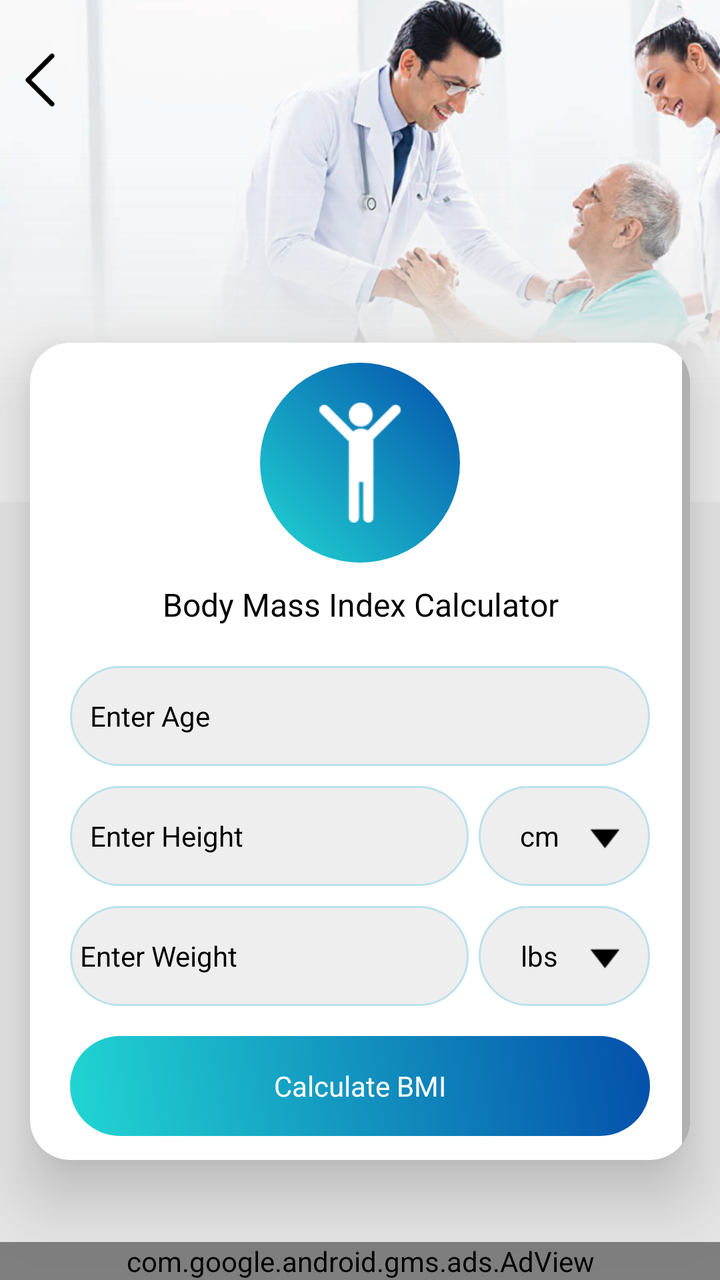
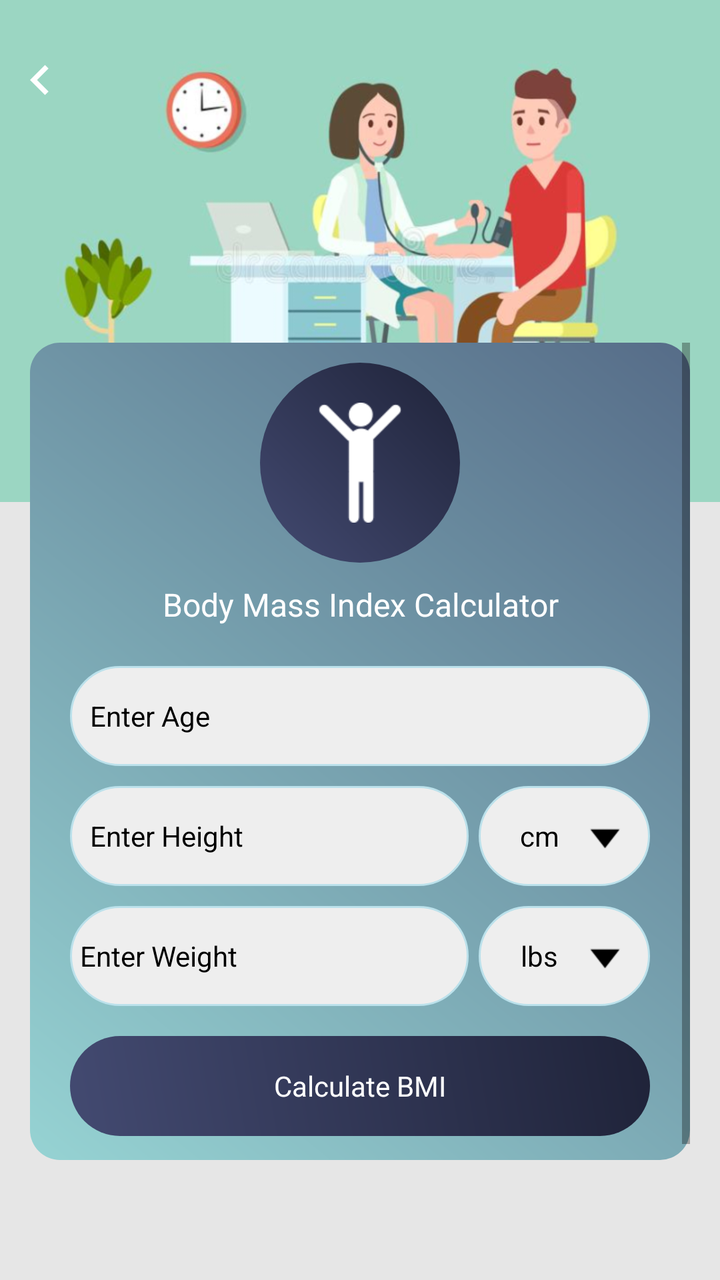

The first picture is an Android layout as it rendered before a commit; the second is the same layout after the commit. The layout source and the unified diff follow.
<!-- AndroidManifest.xml: application theme AppTheme -->
<!-- res/layout/bmi_calculator.xml -->
<?xml version="1.0" encoding="utf-8"?>
<RelativeLayout xmlns:android="http://schemas.android.com/apk/res/android"
    xmlns:aapt="http://schemas.android.com/aapt"
    xmlns:app="http://schemas.android.com/apk/res-auto"
    android:layout_width="match_parent"
    android:layout_height="match_parent"
    android:background="@color/gray_color">

    <RelativeLayout
        android:id="@+id/banner"
        android:layout_width="match_parent"
        android:layout_height="wrap_content"
        android:background="@mipmap/calculator_banner_2">

    </RelativeLayout>
    <ImageView
        android:id="@+id/iv_back"
        android:layout_width="40dp"
        android:layout_height="40dp"
        android:layout_alignParentLeft="true"
        android:layout_alignParentTop="true"
        android:layout_marginTop="20dp"
        android:padding="5dp"
        android:src="@mipmap/left_arrow" />



    <androidx.cardview.widget.CardView
        android:id="@+id/cardviewone"
        android:layout_marginBottom="60dp"
        android:layout_width="match_parent"
        android:layout_height="wrap_content"
        android:layout_marginLeft="@dimen/text_15"
        android:layout_below="@+id/banner"
        android:layout_marginTop="-80dp"
        android:layout_marginRight="@dimen/text_15"
        android:orientation="horizontal"
        app:cardCornerRadius="20dp"

        app:cardElevation="20dip">





    <ScrollView
        android:layout_width="match_parent"
        android:layout_height="wrap_content"
        android:layout_above="@+id/ad_layout"
        android:layout_below="@+id/tv_bmi">

        <LinearLayout
            android:layout_width="match_parent"
            android:layout_height="wrap_content"
            android:orientation="vertical">

            <RelativeLayout
                android:layout_width="match_parent"
                android:layout_above="@+id/cardviewone"
                android:layout_marginTop="10dp"
                android:layout_height="wrap_content">
                <RelativeLayout
                    android:id="@+id/rel12"
                    android:layout_width="100dp"
                    android:layout_centerInParent="true"
                    android:background="@drawable/a3_grad"
                    android:layout_height="100dp">

                    <ImageView
                        android:id="@+id/iv_bmi"
                        android:layout_width="60dp"
                        android:layout_height="60dp"
                        android:layout_centerHorizontal="true"
                        android:layout_centerInParent="true"
                        android:src="@drawable/img_body_mass" />
                </RelativeLayout>
            </RelativeLayout>


            <TextView
                android:id="@+id/tv_bmi"
                android:layout_width="match_parent"
                android:layout_height="wrap_content"
                android:layout_below="@+id/rel12"
                android:textAlignment="center"
                android:layout_centerHorizontal="true"
                android:layout_marginTop="10dp"
                android:text="@string/Body_Mass_Index_Calculator"
                android:textColor="@color/black"
                android:textSize="@dimen/textsize_16" />

            <LinearLayout
                android:id="@+id/ll_bmi"
                android:layout_width="match_parent"
                android:layout_height="wrap_content"
                android:layout_centerInParent="true"
                android:layout_margin="20dp"
                android:orientation="vertical">

                <EditText
                    android:id="@+id/et_age"
                    android:layout_width="match_parent"
                    android:layout_height="50dp"
                    android:layout_marginBottom="5dp"
                    android:background="@drawable/corner2"
                    android:hint="@string/Enter_Age"
                    android:imeOptions="actionNext"
                    android:inputType="number"
                    android:paddingLeft="10dp"
                    android:textColor="@color/black"
                    android:textColorHint="@color/black"
                    android:textSize="@dimen/textsize_14" />

                <LinearLayout
                    android:layout_width="match_parent"
                    android:layout_height="wrap_content"
                    android:layout_centerInParent="true"
                    android:layout_marginTop="5dp"
                    android:orientation="horizontal"
                    android:weightSum="10">

                    <EditText
                        android:id="@+id/et_height"
                        android:layout_width="0dp"
                        android:layout_height="50dp"
                        android:layout_weight="7"
                        android:background="@drawable/corner2"
                        android:hint="@string/Enter_Height"
                        android:imeOptions="actionNext"
                        android:inputType="numberDecimal"
                        android:paddingLeft="10dp"
                        android:textColor="@color/black"
                        android:textColorHint="@color/black"
                        android:textSize="@dimen/textsize_14" />

                    <TextView
                        android:id="@+id/tv_heightunit"
                        android:layout_width="0dp"
                        android:layout_height="match_parent"
                        android:layout_marginLeft="5dp"
                        android:layout_weight="3"
                        android:background="@drawable/corner2"
                        android:drawableRight="@mipmap/down"
                        android:gravity="center"
                        android:padding="10dp"
                        android:text="@string/cm"
                        android:textColor="@color/black"
                        android:textColorHint="@color/black"
                        android:textSize="@dimen/textsize_14" />
                </LinearLayout>

                <LinearLayout
                    android:layout_width="match_parent"
                    android:layout_height="wrap_content"
                    android:layout_centerInParent="true"
                    android:layout_marginTop="10dp"
                    android:orientation="horizontal"
                    android:weightSum="10">

                    <EditText
                        android:id="@+id/et_weight"
                        android:layout_width="0dp"
                        android:layout_height="50dp"
                        android:layout_weight="7"
                        android:background="@drawable/corner2"
                        android:hint="@string/Enter_Weight"
                        android:imeOptions="actionDone"
                        android:inputType="numberDecimal"
                        android:paddingLeft="5dp"
                        android:textColor="@color/black"
                        android:textColorHint="@color/black"
                        android:textSize="@dimen/textsize_14" />

                    <TextView
                        android:id="@+id/tv_weightunit"
                        android:layout_width="0dp"
                        android:layout_height="match_parent"
                        android:layout_marginLeft="5dp"
                        android:layout_weight="3"
                        android:background="@drawable/corner2"
                        android:drawableRight="@mipmap/down"
                        android:gravity="center"
                        android:padding="10dp"
                        android:text="@string/lbs"
                        android:textColor="@color/black"
                        android:textColorHint="@color/black"
                        android:textSize="@dimen/textsize_14" />
                </LinearLayout>

                <TextView
                    android:id="@+id/tv_search_bmi"
                    android:layout_width="match_parent"
                    android:layout_height="50dp"
                    android:layout_marginTop="15dp"
                    android:background="@drawable/a3_grad"
                    android:gravity="center"
                    android:text="@string/Calculate_BMI"
                    android:textColor="@color/white"
                    android:textColorHint="@color/white"
                    android:textSize="@dimen/textsize_14" />
            </LinearLayout>
        </LinearLayout>
    </ScrollView>
    </androidx.cardview.widget.CardView>

    <include
        android:id="@+id/ad_layout"
        layout="@layout/native_ad"
        android:layout_width="match_parent"
        android:layout_height="wrap_content"
        android:layout_alignParentLeft="true"
        android:layout_alignParentBottom="true"
        android:layout_gravity="top|center_vertical|center_horizontal|center" />
</RelativeLayout>
<!-- res/layout/native_ad.xml (included above) -->
<?xml version="1.0" encoding="utf-8"?>
<LinearLayout xmlns:android="http://schemas.android.com/apk/res/android"
    xmlns:aapt="http://schemas.android.com/aapt"
    xmlns:app="http://schemas.android.com/apk/res-auto"
    android:layout_width="match_parent"
    android:layout_height="wrap_content"
    android:orientation="vertical">

    <com.google.android.gms.ads.AdView
        android:id="@+id/adView"
        android:layout_width="match_parent"
        android:layout_height="wrap_content"
        android:layout_above="@+id/ll_footer_menu"
        app:adSize="BANNER"
        app:adUnitId="@string/banner_ad" />
</LinearLayout>
<!-- resources referenced by this layout -->
<resources>
  <color name="black">#000000</color>
  <color name="gray_color">#E6E6E6</color>
  <color name="white">#ffffff</color>
  <dimen name="text_15">15sp</dimen>
  <dimen name="textsize_14">14sp</dimen>
  <dimen name="textsize_16">16sp</dimen>
  <!-- drawable a3_grad (drawable) -->
  <?xml version="1.0" encoding="utf-8"?>
  <shape xmlns:android="http://schemas.android.com/apk/res/android">
      <gradient
          android:angle="225"
          android:endColor="#21d6d3"
          android:startColor="#044fab" />
  
      <corners android:radius="200dp"/>
      
  </shape>
  <!-- drawable corner2 (drawable) -->
  <?xml version="1.0" encoding="utf-8"?>
  <shape xmlns:android="http://schemas.android.com/apk/res/android"
      android:shape="rectangle">
  
  
      <stroke
          android:width="1dp"
          android:color="#BBE1EB"/>
  
      <corners android:radius="200dp"/>
  
      <solid
          android:color="#EEEEEE"/>
  
  </shape>
  <!-- drawable img_body_mass: png bitmap (drawable, 811 bytes) -->
  <!-- mipmap calculator_banner_2: png bitmap (mipmap-xhdpi, 230774 bytes) -->
  <!-- mipmap down: png bitmap (mipmap-xhdpi, 325 bytes) -->
  <!-- mipmap left_arrow: png bitmap (mipmap-xhdpi, 499 bytes) -->
  <string name="Body_Mass_Index_Calculator">Body Mass Index Calculator</string>
  <string name="Calculate_BMI">Calculate BMI</string>
  <string name="Enter_Age">Enter Age</string>
  <string name="Enter_Height">Enter Height</string>
  <string name="Enter_Weight">Enter Weight</string>
  <string name="banner_ad">ca-app-pub-3940256099942544/6300978111</string>
  <string name="cm">cm</string>
  <string name="lbs">lbs</string>
  <style name="AppTheme" parent="Theme.AppCompat.Light.DarkActionBar">
          
          <item name="colorPrimary">@color/colorPrimary</item>
          <item name="colorPrimaryDark">@color/colorPrimaryDark</item>
          <item name="colorAccent">@color/colorAccent</item>
      </style>
  <color name="colorPrimary">#36D1DC</color>
  <color name="colorPrimaryDark">#044fab</color>
  <color name="colorAccent">#03DAC5</color>
</resources>

<!-- the commit's change to res/layout/bmi_calculator.xml (unified diff, before → after) -->
@@ -21,11 +21,11 @@
         android:layout_alignParentTop="true"
         android:layout_marginTop="20dp"
         android:padding="5dp"
-        android:src="@mipmap/left_arrow" />
-
-
-
-    <androidx.cardview.widget.CardView
+        android:src="@drawable/ic_chevron_left_white_24dp" />
+
+
+
+    <LinearLayout
         android:id="@+id/cardviewone"
         android:layout_marginBottom="60dp"
         android:layout_width="match_parent"
@@ -35,7 +35,7 @@
         android:layout_marginTop="-80dp"
         android:layout_marginRight="@dimen/text_15"
         android:orientation="horizontal"
-        app:cardCornerRadius="20dp"
+        android:background="@drawable/a2_grad_black"
 
         app:cardElevation="20dip">
 
@@ -46,7 +46,7 @@
     <ScrollView
         android:layout_width="match_parent"
         android:layout_height="wrap_content"
-        android:layout_above="@+id/ad_layout"
+        android:layout_above="@+id/normal_ad_include"
         android:layout_below="@+id/tv_bmi">
 
         <LinearLayout
@@ -86,7 +86,7 @@
                 android:layout_centerHorizontal="true"
                 android:layout_marginTop="10dp"
                 android:text="@string/Body_Mass_Index_Calculator"
-                android:textColor="@color/black"
+                android:textColor="@color/white"
                 android:textSize="@dimen/textsize_16" />
 
             <LinearLayout
@@ -201,31 +201,12 @@
             </LinearLayout>
         </LinearLayout>
     </ScrollView>
-    </androidx.cardview.widget.CardView>
-
-    <include
-        android:id="@+id/ad_layout"
-        layout="@layout/native_ad"
-        android:layout_width="match_parent"
-        android:layout_height="wrap_content"
-        android:layout_alignParentLeft="true"
-        android:layout_alignParentBottom="true"
-        android:layout_gravity="top|center_vertical|center_horizontal|center" />
+    </LinearLayout>
+
+    <LinearLayout
+        android:id="@+id/normal_ad_include"
+        android:layout_width="match_parent"
+        android:layout_height="wrap_content"
+        android:orientation="vertical"
+        android:layout_alignParentBottom="true"/>
 </RelativeLayout>
-<!-- res/layout/native_ad.xml (included above) -->
-<?xml version="1.0" encoding="utf-8"?>
-<LinearLayout xmlns:android="http://schemas.android.com/apk/res/android"
-    xmlns:aapt="http://schemas.android.com/aapt"
-    xmlns:app="http://schemas.android.com/apk/res-auto"
-    android:layout_width="match_parent"
-    android:layout_height="wrap_content"
-    android:orientation="vertical">
-
-    <com.google.android.gms.ads.AdView
-        android:id="@+id/adView"
-        android:layout_width="match_parent"
-        android:layout_height="wrap_content"
-        android:layout_above="@+id/ll_footer_menu"
-        app:adSize="BANNER"
-        app:adUnitId="@string/banner_ad" />
-</LinearLayout>
<!-- resource entries referenced after the edit -->
@@ -6,16 +6,27 @@
   <dimen name="text_15">15sp</dimen>
   <dimen name="textsize_14">14sp</dimen>
   <dimen name="textsize_16">16sp</dimen>
-  <!-- drawable a3_grad (drawable) -->
+  <!-- drawable a2_grad_black (drawable) -->
   <?xml version="1.0" encoding="utf-8"?>
   <shape xmlns:android="http://schemas.android.com/apk/res/android">
       <gradient
           android:angle="225"
-          android:endColor="#21d6d3"
-          android:startColor="#044fab" />
+          android:endColor="#96D3D3"
+          android:startColor="#566C88" />
   
-      <corners android:radius="200dp"/>
-      
+      <corners android:radius="15dp"/>
+  
+  </shape>
+  <!-- drawable a3_grad (drawable) -->
+  <?xml version="1.0" encoding="utf-8"?>
+  <shape xmlns:android="http://schemas.android.com/apk/res/android">
+  <gradient
+      android:angle="225"
+      android:endColor="#434A71"
+      android:startColor="#1F2339" />
+  
+  <corners android:radius="200dp"/>
+  
   </shape>
   <!-- drawable corner2 (drawable) -->
   <?xml version="1.0" encoding="utf-8"?>
@@ -33,16 +44,20 @@
           android:color="#EEEEEE"/>
   
   </shape>
+  <!-- drawable ic_chevron_left_white_24dp (drawable) -->
+  <vector android:height="24dp" android:tint="#FFFFFF"
+      android:viewportHeight="24" android:viewportWidth="24"
+      android:width="24dp" xmlns:android="http://schemas.android.com/apk/res/android">
+      <path android:fillColor="@android:color/white" android:pathData="M15.41,7.41L14,6l-6,6 6,6 1.41,-1.41L10.83,12z"/>
+  </vector>
   <!-- drawable img_body_mass: png bitmap (drawable, 811 bytes) -->
-  <!-- mipmap calculator_banner_2: png bitmap (mipmap-xhdpi, 230774 bytes) -->
+  <!-- mipmap calculator_banner_2: png bitmap (mipmap-xhdpi, 192739 bytes) -->
   <!-- mipmap down: png bitmap (mipmap-xhdpi, 325 bytes) -->
-  <!-- mipmap left_arrow: png bitmap (mipmap-xhdpi, 499 bytes) -->
   <string name="Body_Mass_Index_Calculator">Body Mass Index Calculator</string>
   <string name="Calculate_BMI">Calculate BMI</string>
   <string name="Enter_Age">Enter Age</string>
   <string name="Enter_Height">Enter Height</string>
   <string name="Enter_Weight">Enter Weight</string>
-  <string name="banner_ad">ca-app-pub-3940256099942544/6300978111</string>
   <string name="cm">cm</string>
   <string name="lbs">lbs</string>
   <style name="AppTheme" parent="Theme.AppCompat.Light.DarkActionBar">
@@ -51,8 +66,8 @@
           <item name="colorPrimaryDark">@color/colorPrimaryDark</item>
           <item name="colorAccent">@color/colorAccent</item>
       </style>
-  <color name="colorPrimary">#36D1DC</color>
-  <color name="colorPrimaryDark">#044fab</color>
-  <color name="colorAccent">#03DAC5</color>
+  <color name="colorPrimary">#434A71</color>
+  <color name="colorPrimaryDark">#1F2339</color>
+  <color name="colorAccent">#1F2339</color>
 </resources>
 
